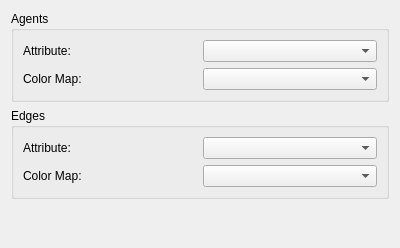
Above: src/gui/forms/graphsettings.ui from evoplex/evoplex before the change. Below: the same form after it.
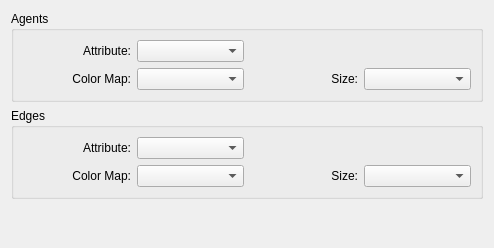
That is the form after the change.

```diff
--- a/src/gui/forms/graphsettings.ui
+++ b/src/gui/forms/graphsettings.ui
@@ -6,7 +6,7 @@
    <rect>
     <x>0</x>
     <y>0</y>
-    <width>400</width>
+    <width>494</width>
     <height>248</height>
    </rect>
   </property>
@@ -20,24 +20,43 @@
       <string>Agents</string>
      </property>
      <layout class="QGridLayout" name="gridLayout_3">
-      <item row="0" column="1">
-       <widget class="QComboBox" name="agentAttr"/>
-      </item>
-      <item row="0" column="0">
-       <widget class="QLabel" name="label">
-        <property name="text">
-         <string>Attribute:</string>
-        </property>
-       </widget>
-      </item>
-      <item row="1" column="1">
-       <widget class="QComboBox" name="agentCM"/>
-      </item>
       <item row="1" column="0">
        <widget class="QLabel" name="label_3">
         <property name="text">
          <string>Color Map:</string>
         </property>
+        <property name="alignment">
+         <set>Qt::AlignRight|Qt::AlignTrailing|Qt::AlignVCenter</set>
+        </property>
+       </widget>
+      </item>
+      <item row="1" column="3">
+       <widget class="QComboBox" name="agentCMapSize"/>
+      </item>
+      <item row="0" column="0">
+       <widget class="QLabel" name="label">
+        <property name="text">
+         <string>Attribute:</string>
+        </property>
+        <property name="alignment">
+         <set>Qt::AlignRight|Qt::AlignTrailing|Qt::AlignVCenter</set>
+        </property>
+       </widget>
+      </item>
+      <item row="0" column="1">
+       <widget class="QComboBox" name="agentAttr"/>
+      </item>
+      <item row="1" column="1">
+       <widget class="QComboBox" name="agentCMapName"/>
+      </item>
+      <item row="1" column="2">
+       <widget class="QLabel" name="label_6">
+        <property name="text">
+         <string>Size:</string>
+        </property>
+        <property name="alignment">
+         <set>Qt::AlignRight|Qt::AlignTrailing|Qt::AlignVCenter</set>
+        </property>
        </widget>
       </item>
      </layout>
@@ -49,6 +68,16 @@
       <string>Edges</string>
      </property>
      <layout class="QGridLayout" name="gridLayout_2">
+      <item row="1" column="0">
+       <widget class="QLabel" name="label_4">
+        <property name="text">
+         <string>Color Map:</string>
+        </property>
+        <property name="alignment">
+         <set>Qt::AlignRight|Qt::AlignTrailing|Qt::AlignVCenter</set>
+        </property>
+       </widget>
+      </item>
       <item row="0" column="1">
        <widget class="QComboBox" name="edgeAttr"/>
       </item>
@@ -57,15 +86,24 @@
         <property name="text">
          <string>Attribute:</string>
         </property>
+        <property name="alignment">
+         <set>Qt::AlignRight|Qt::AlignTrailing|Qt::AlignVCenter</set>
+        </property>
        </widget>
       </item>
       <item row="1" column="1">
        <widget class="QComboBox" name="edgeCM"/>
       </item>
-      <item row="1" column="0">
-       <widget class="QLabel" name="label_4">
+      <item row="1" column="3">
+       <widget class="QComboBox" name="edgeCMapSize"/>
+      </item>
+      <item row="1" column="2">
+       <widget class="QLabel" name="label_5">
         <property name="text">
-         <string>Color Map:</string>
+         <string>Size:</string>
+        </property>
+        <property name="alignment">
+         <set>Qt::AlignRight|Qt::AlignTrailing|Qt::AlignVCenter</set>
         </property>
        </widget>
       </item>
```
Left out of the diff: 6 changed lines with no effect on the pictures.
